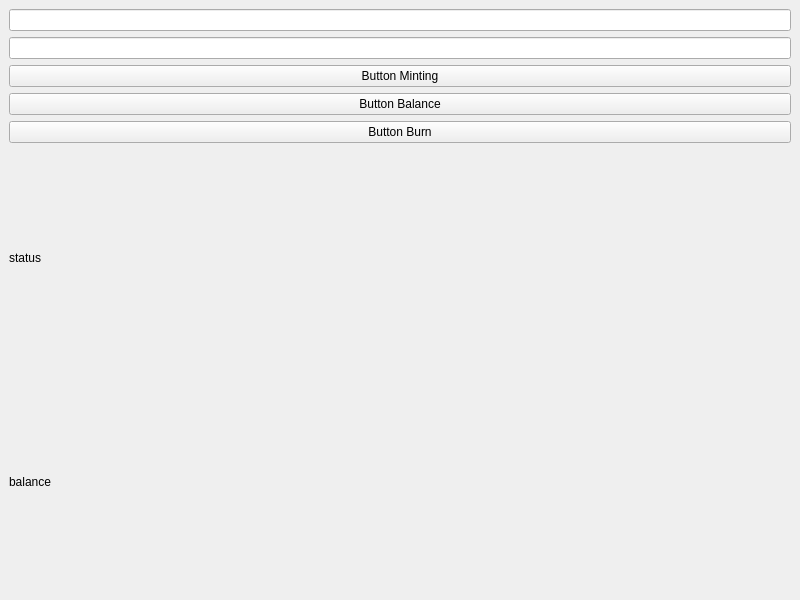
Qt form GUI/interface.ui (Daniel-Diocis/Software-Food-Supply-Chain) before a commit.
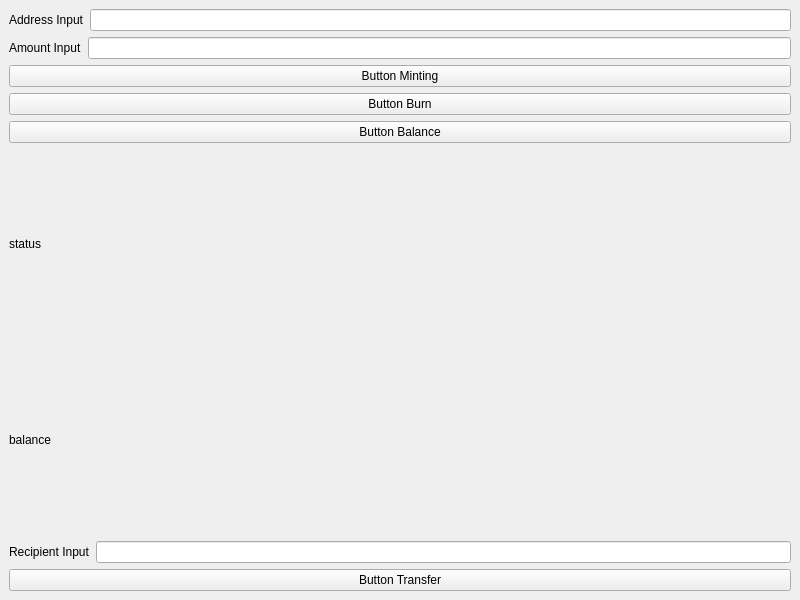
The same form after that commit.

What changed in the file:
```diff
--- a/GUI/interface.ui
+++ b/GUI/interface.ui
@@ -16,10 +16,32 @@
   <widget class="QWidget" name="centralwidget">
    <layout class="QVBoxLayout" name="verticalLayout">
     <item>
-     <widget class="QLineEdit" name="addressInput"/>
+     <layout class="QHBoxLayout" name="horizontalLayout">
+      <item>
+       <widget class="QLabel" name="addressLabel">
+        <property name="text">
+         <string>Address Input</string>
+        </property>
+       </widget>
+      </item>
+      <item>
+       <widget class="QLineEdit" name="addressInput"/>
+      </item>
+     </layout>
     </item>
     <item>
-     <widget class="QLineEdit" name="amountInput"/>
+     <layout class="QHBoxLayout" name="horizontalLayout_2">
+      <item>
+       <widget class="QLabel" name="amountLabel">
+        <property name="text">
+         <string>Amount Input</string>
+        </property>
+       </widget>
+      </item>
+      <item>
+       <widget class="QLineEdit" name="amountInput"/>
+      </item>
+     </layout>
     </item>
     <item>
      <widget class="QPushButton" name="mintButton">
@@ -28,13 +50,6 @@
       </property>
      </widget>
     </item>
-    <item>
-     <widget class="QPushButton" name="checkBalanceButton">
-      <property name="text">
-       <string>Button Balance</string>
-      </property>
-     </widget>
-    </item>
     <item>
      <widget class="QPushButton" name="burnButton">
       <property name="text">
@@ -42,6 +57,13 @@
       </property>
      </widget>
     </item>
+    <item>
+     <widget class="QPushButton" name="checkBalanceButton">
+      <property name="text">
+       <string>Button Balance</string>
+      </property>
+     </widget>
+    </item>
     <item>
      <widget class="QLabel" name="statusLabel">
       <property name="text">
@@ -56,6 +78,27 @@
       </property>
      </widget>
     </item>
+    <item>
+     <layout class="QHBoxLayout" name="horizontalLayout_3">
+      <item>
+       <widget class="QLabel" name="recipientLabel">
+        <property name="text">
+         <string>Recipient Input</string>
+        </property>
+       </widget>
+      </item>
+      <item>
+       <widget class="QLineEdit" name="recipientInput"/>
+      </item>
+     </layout>
+    </item>
+    <item>
+     <widget class="QPushButton" name="transferButton">
+      <property name="text">
+       <string>Button Transfer</string>
+      </property>
+     </widget>
+    </item>
    </layout>
   </widget>
  </widget>
```
